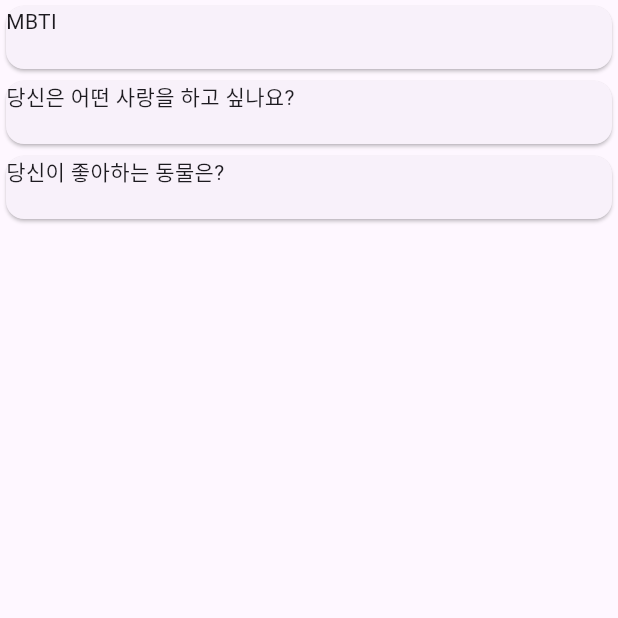
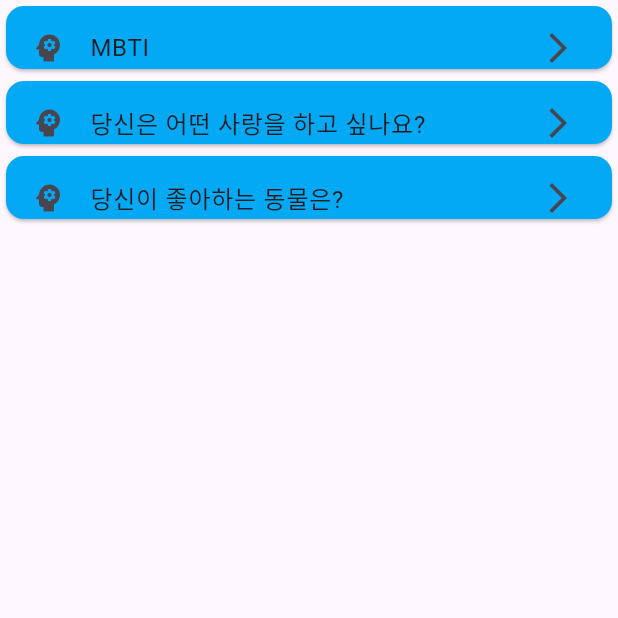
Before and after one commit to grootwo/Flutter-studying, a Flutter app: the screen it shows after launch, on a phone screen of 412 x 824 dp, the top half of it. Run offline on Flutter 3.47's test engine with Material 3 defaults, Android fonts, the phone set to English and light mode, and no system bars; our stand-ins replace firebase_analytics, firebase_core, flutter_time_picker_spinner, shared_preferences; accounts and stored records are empty.

Commit message:
design: edit main page's list style

```diff
--- a/mobile-programming-lecture/personality_test/lib/main/mainlist_page.dart
+++ b/mobile-programming-lecture/personality_test/lib/main/mainlist_page.dart
@@ -84,9 +84,12 @@ class _MainPage extends State<MainPage> {
                       child: SizedBox(
                         height: 50,
                         child: Card(
-                          child: Text(
-                            list['questions'][index]['title'].toString(),
-                          ),
+                          color: Colors.lightBlue,
+                          child: ListTile(
+                            leading: Icon(Icons.psychology),
+                            title: Text(list['questions'][index]['title']),
+                            trailing: const Icon(Icons.arrow_forward_ios),
+                          )
                         ),
                       ),
                     );
```
